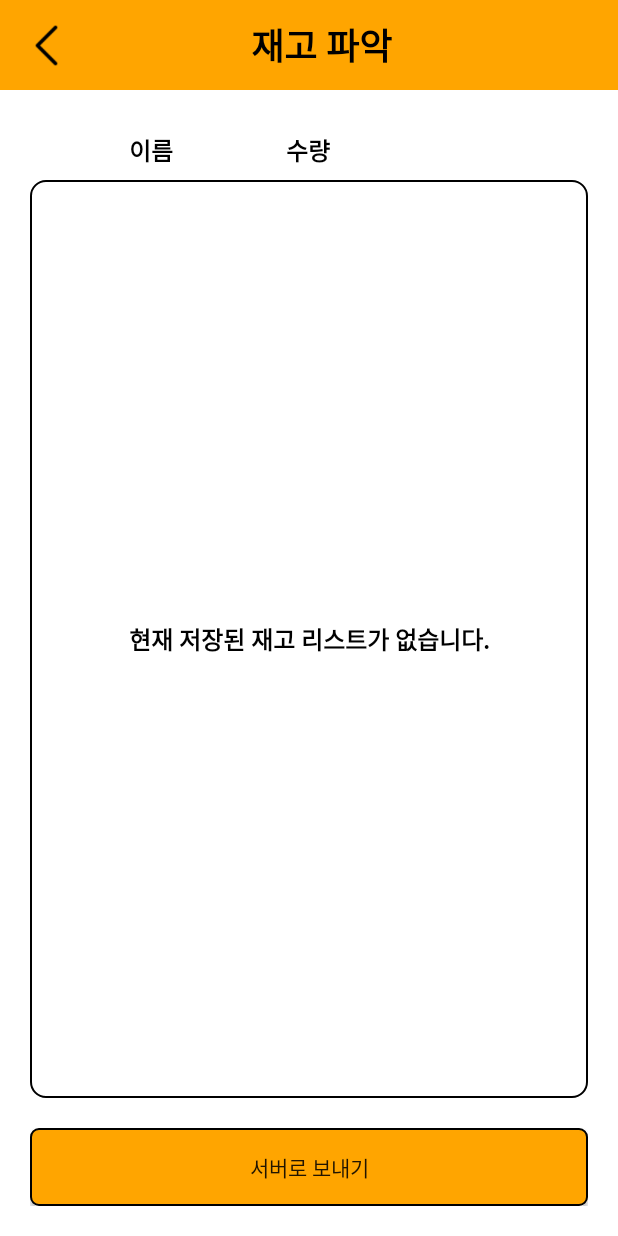
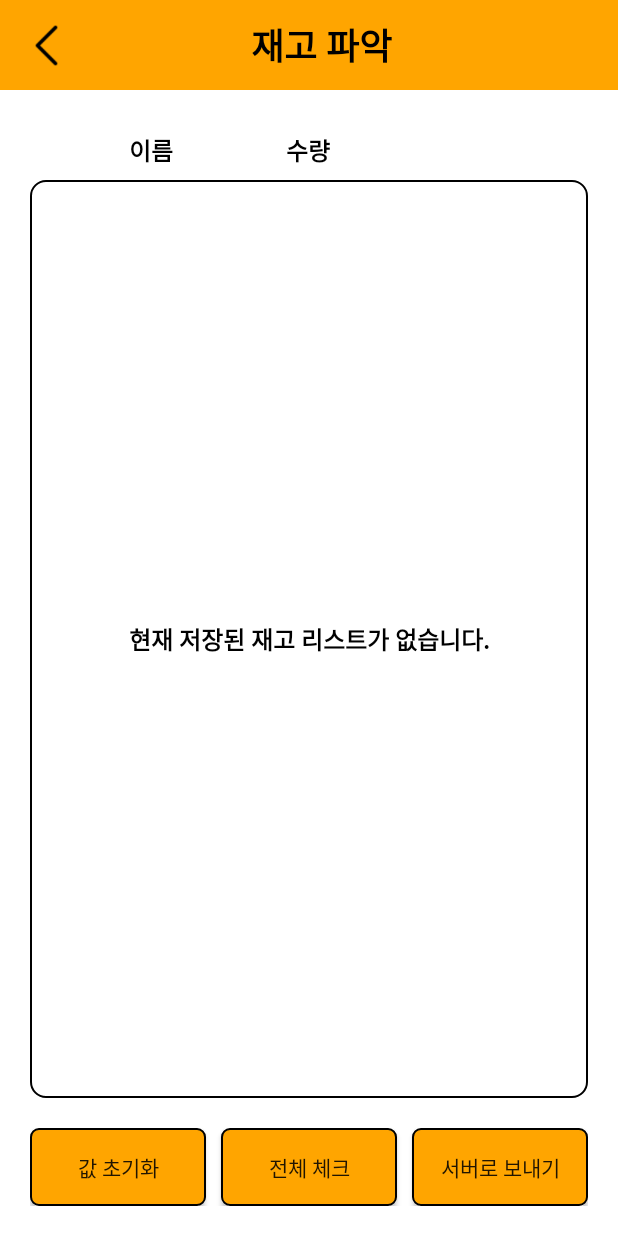
Before and after one commit to E-SeongMin/SOS_Inventory, an Android app: the InventoryCheckActivity screen opened directly, with no data from a screen before it, on a phone screen of 412 x 824 dp. Run offline under Robolectric (Android 15) with nearby library versions, the phone set to English and light mode, and no system bars; our stand-ins replace Dagger/Hilt's generated code, Firebase (no records; nobody signed in at launch, a user with empty details on screens opened directly), RxJava, Timber, data binding.

Commit message:
사용자 피드백 적용 (수량 초기화 기능 추가, 전체 체크 기능 추가, 가로 모드 방지)

```diff
--- a/Android/app/src/main/java/com/sos/inventory/application/MyApplication.kt
+++ b/Android/app/src/main/java/com/sos/inventory/application/MyApplication.kt
@@ -7,6 +7,7 @@ import android.content.res.Resources
 import android.os.Bundle
 import androidx.multidex.MultiDexApplication
 import com.sos.inventory.log.Timber.Timber
+import dagger.hilt.android.HiltAndroidApp
 
 class MyApplication: MultiDexApplication() {
 
--- a/Android/app/src/main/java/com/sos/inventory/screen/InventoryAddActivity.kt
+++ b/Android/app/src/main/java/com/sos/inventory/screen/InventoryAddActivity.kt
@@ -13,6 +13,7 @@ import com.sos.inventory.log.LogUtil
 import com.sos.inventory.screen.adapter.InventoryCheckAdapter
 import com.sos.inventory.screen.base.BaseActivity
 import com.sos.inventory.screen.viewmodel.InventoryViewModel
+import dagger.hilt.android.AndroidEntryPoint
 
 class InventoryAddActivity : BaseActivity<ActivityAddInventoryBinding, InventoryViewModel>() {
 
--- a/Android/app/src/main/java/com/sos/inventory/screen/InventoryManageActivity.kt
+++ b/Android/app/src/main/java/com/sos/inventory/screen/InventoryManageActivity.kt
@@ -12,6 +12,7 @@ import com.sos.inventory.screen.adapter.InventoryManageAdapter
 import com.sos.inventory.screen.base.BaseActivity
 import com.sos.inventory.screen.viewmodel.InventoryViewModel
 import com.sos.inventory.util.ActivityUtil
+import dagger.hilt.android.AndroidEntryPoint
 
 class InventoryManageActivity : BaseActivity<ActivityManageInventoryBinding, InventoryViewModel>() {
 
--- a/Android/app/src/main/java/com/sos/inventory/screen/MainActivity.kt
+++ b/Android/app/src/main/java/com/sos/inventory/screen/MainActivity.kt
@@ -10,7 +10,7 @@ import com.sos.inventory.databinding.ActivityMainBinding
 import com.sos.inventory.screen.base.BaseActivity
 import com.sos.inventory.screen.viewmodel.MainViewModel
 import com.sos.inventory.util.ActivityUtil
-
+import dagger.hilt.android.AndroidEntryPoint
 class MainActivity : BaseActivity<ActivityMainBinding, MainViewModel>(), NavigationView.OnNavigationItemSelectedListener {
 
     override val layoutResID: Int
--- a/Android/app/src/main/java/com/sos/inventory/screen/base/BaseActivity.kt
+++ b/Android/app/src/main/java/com/sos/inventory/screen/base/BaseActivity.kt
@@ -1,6 +1,7 @@
 package com.sos.inventory.screen.base
 
 import android.os.Bundle
+import android.widget.Toast
 import androidx.appcompat.app.AppCompatActivity
 import androidx.databinding.DataBindingUtil
 import androidx.databinding.ViewDataBinding
@@ -30,4 +31,8 @@ abstract class BaseActivity<T : ViewDataBinding, R : BaseViewModel> : AppCompatA
     open fun initListener() {
 
     }
+
+    fun showToast(title: String) {
+        Toast.makeText(this, title, Toast.LENGTH_SHORT).show()
+    }
 }
--- a/Android/app/src/main/java/com/sos/inventory/screen/viewholder/InventoryCheckViewHolder.kt
+++ b/Android/app/src/main/java/com/sos/inventory/screen/viewholder/InventoryCheckViewHolder.kt
@@ -32,6 +32,8 @@ class InventoryCheckViewHolder(private val binding: ItemInventoryCheckViewHolder
                 }
             }
 
+            btnCheck.isSelected = item.isCheck
+
             btnCheck.setOnClickListener {
                 if (btnCheck.isSelected) {
                     item.isCheck = false
--- a/Android/app/src/main/java/com/sos/inventory/screen/viewmodel/UpdateViewModel.kt
+++ b/Android/app/src/main/java/com/sos/inventory/screen/viewmodel/UpdateViewModel.kt
@@ -2,6 +2,7 @@ package com.sos.inventory.screen.viewmodel
 
 import android.os.Bundle
 import androidx.lifecycle.MutableLiveData
+import com.google.firebase.firestore.EventListener
 import com.sos.inventory.data.InventoryData
 import com.sos.inventory.databinding.ActivityMainBinding
 import com.sos.inventory.log.LogUtil
--- a/Android/app/src/main/res/layout/activity_check_inventory.xml
+++ b/Android/app/src/main/res/layout/activity_check_inventory.xml
@@ -53,10 +53,32 @@
                 android:orientation="horizontal">
 
                 <Button
+                    android:id="@+id/btnClear"
+                    android:layout_width="0dp"
+                    android:layout_height="match_parent"
+                    android:layout_weight="1"
+                    android:background="@drawable/rectangle_ffa500_all_5"
+                    android:gravity="center"
+                    android:padding="15dp"
+                    android:text="값 초기화" />
+
+                <Button
+                    android:id="@+id/btnAllCheck"
+                    android:layout_width="0dp"
+                    android:layout_height="match_parent"
+                    android:layout_weight="1"
+                    android:layout_marginLeft="10dp"
+                    android:background="@drawable/rectangle_ffa500_all_5"
+                    android:gravity="center"
+                    android:padding="15dp"
+                    android:text="전체 체크" />
+
+                <Button
                     android:id="@+id/btnSend"
                     android:layout_width="0dp"
                     android:layout_height="match_parent"
                     android:layout_weight="1"
+                    android:layout_marginLeft="10dp"
                     android:background="@drawable/rectangle_ffa500_all_5"
                     android:gravity="center"
                     android:padding="15dp"
--- a/Android/app/src/main/res/values/strings.xml
+++ b/Android/app/src/main/res/values/strings.xml
@@ -11,6 +11,11 @@
 
     <string name="check_inventory_title">재고 파악</string>
     <string name="check_inventory_list_empty_view">현재 저장된 재고 리스트가 없습니다.</string>
+    <string name="check_inventory_list_remain_count_clear">수량이 초기화 되었습니다.</string>
+    <string name="check_inventory_list_remain_all_check">전체 체크가 되었습니다.</string>
+    <string name="check_inventory_list_is_not_checked">체크되지 않은 값이 있습니다.</string>
+    <string name="check_inventory_list_success">서버로 값이 보내졌습니다.</string>
+
 
     -------------------------------------------------------------------
 
--- a/Android/build.gradle
+++ b/Android/build.gradle
@@ -58,4 +58,5 @@ plugins {
     alias(libs.plugins.androidApplication) apply false
     alias(libs.plugins.jetbrainsKotlinAndroid) apply false
     alias(libs.plugins.googleSerivce) apply false
+    alias(libs.plugins.hilt) apply false
 }
--- a/Android/gradle/libs.versions.toml
+++ b/Android/gradle/libs.versions.toml
@@ -13,7 +13,7 @@ googleService = "4.3.15"
 googleServices = "4.4.2"
 firebaseFirestore = "25.0.0"
 firebaseAuth = "23.0.0"
-hilt = "2.41"
+hilt = "2.44"
 
 [libraries]
 androidx-core-ktx = { group = "androidx.core", name = "core-ktx", version.ref = "coreKtx" }
```
Also changed, not shown: Android/app/build.gradle (+9 -0 lines), Android/app/src/main/AndroidManifest.xml (+9 -4 lines), Android/app/src/main/java/com/sos/inventory/screen/InventoryCheckActivity.kt (+26 -1 lines), Android/app/src/main/java/com/sos/inventory/screen/adapter/InventoryCheckAdapter.kt (+57 -11 lines), Android/app/src/main/java/com/sos/inventory/screen/viewmodel/InventoryViewModel.kt (+10 -0 lines), 1 other file.
